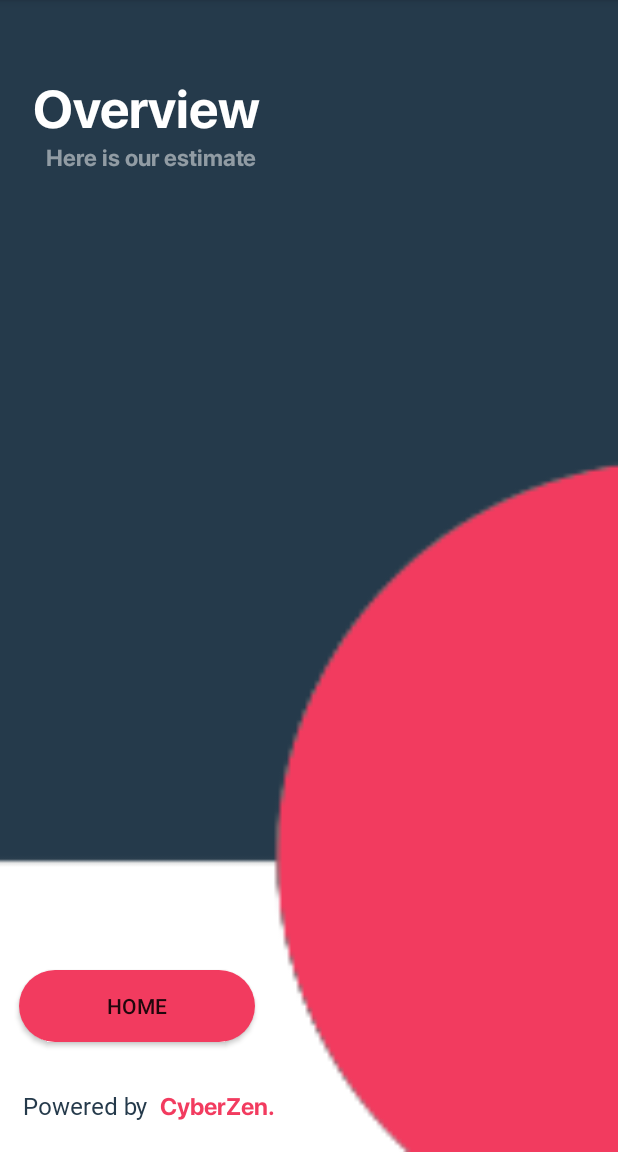
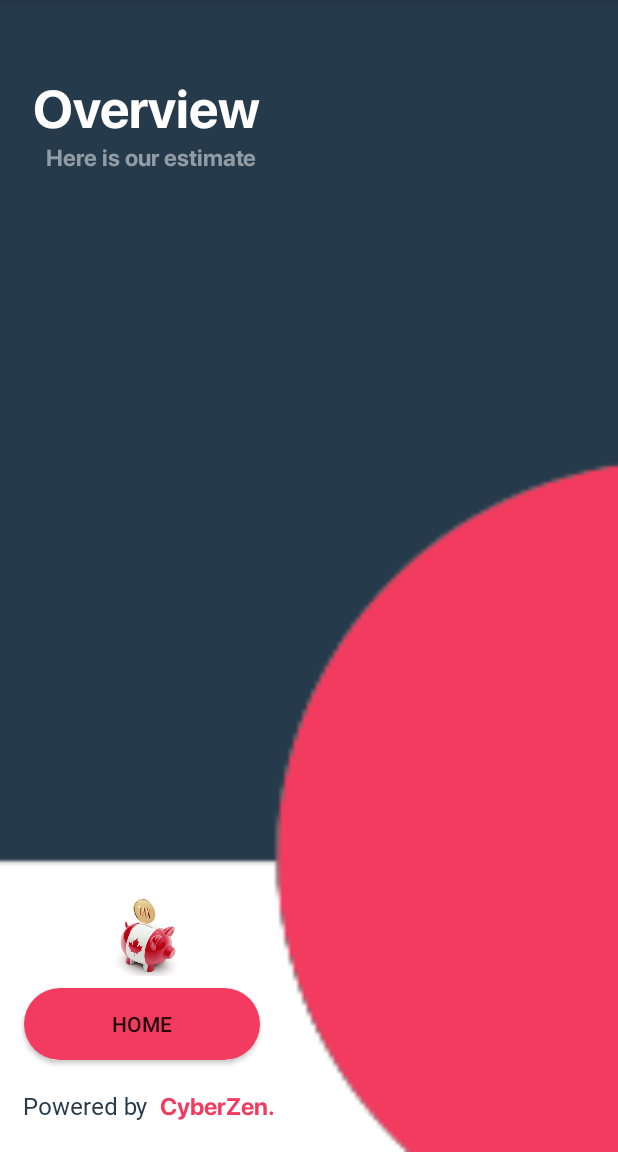
Before and after one commit to AlexLa00/EasyTax, an Android app: the TotalClaimAmount screen opened directly, with no data from a screen before it, on a phone screen of 412 x 824 dp, the part 84-1236 px from its top. Run offline under Robolectric (Android 15) with nearby library versions, the phone set to English and light mode, and no system bars.

Commit message:
Add image to XML

```diff
--- a/EasyTax/src/main/res/layout/activity_total_claim_amount.xml
+++ b/EasyTax/src/main/res/layout/activity_total_claim_amount.xml
@@ -21,6 +21,20 @@
         app:layout_constraintStart_toStartOf="parent"
         app:layout_constraintTop_toTopOf="parent"
         app:layout_constraintVertical_bias="0.065" />
+
+    <ImageView
+        android:id="@+id/imageView"
+        android:layout_width="118dp"
+        android:layout_height="58dp"
+        android:layout_alignParentStart="true"
+        android:layout_alignParentEnd="true"
+        android:layout_alignParentBottom="true"
+        android:layout_marginStart="40dp"
+        android:layout_marginBottom="8dp"
+        app:layout_constraintBottom_toTopOf="@+id/homebtn"
+        app:layout_constraintStart_toStartOf="parent"
+        app:srcCompat="@drawable/pig"
+        tools:ignore="ContentDescription,MissingConstraints" />
 
     <TextView
         android:id="@+id/returnSubIntro"
@@ -95,9 +109,9 @@
         android:text="Home"
         app:layout_constraintBottom_toBottomOf="parent"
         app:layout_constraintEnd_toEndOf="parent"
-        app:layout_constraintHorizontal_bias="0.049"
+        app:layout_constraintHorizontal_bias="0.062"
         app:layout_constraintStart_toStartOf="parent"
         app:layout_constraintTop_toTopOf="parent"
-        app:layout_constraintVertical_bias="0.898" />
+        app:layout_constraintVertical_bias="0.915" />
 
 </androidx.constraintlayout.widget.ConstraintLayout>
```
Also changed, not shown: EasyTax/src/main/res/layout/activity_home_screen.xml (+16 -1 lines), EasyTax/src/main/res/layout/welcome.xml (+14 -0 lines).
